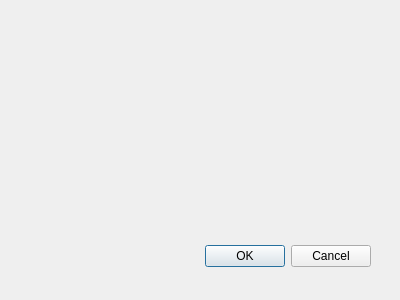
Old version of the form regist_gui.ui in the repository ttttttt73/IoT_Registry2.
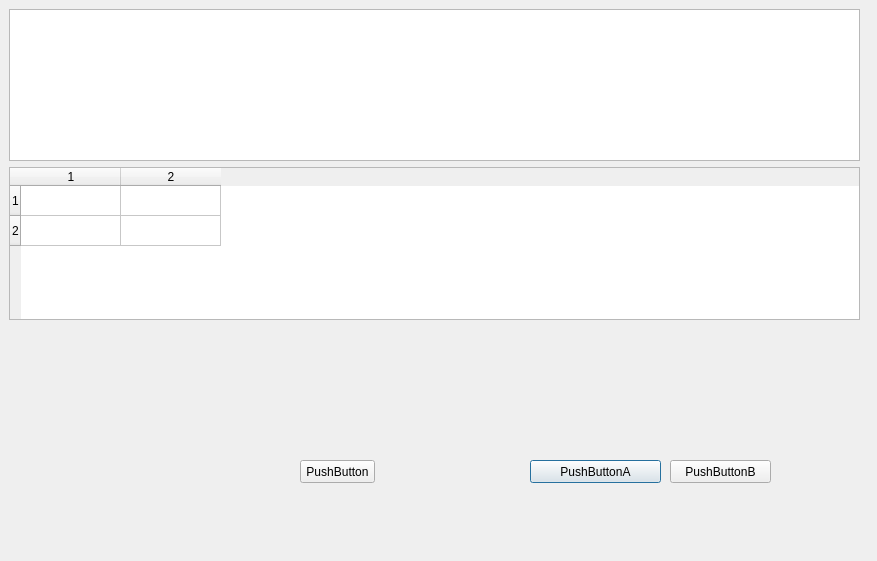
New version of the form.

Patch:
```diff
--- a/regist_gui.ui
+++ b/regist_gui.ui
@@ -6,27 +6,79 @@
    <rect>
     <x>0</x>
     <y>0</y>
-    <width>400</width>
-    <height>300</height>
+    <width>877</width>
+    <height>561</height>
    </rect>
   </property>
   <property name="windowTitle">
    <string>Dialog</string>
   </property>
-  <widget class="QDialogButtonBox" name="buttonBox">
+  <widget class="QWidget" name="verticalLayoutWidget">
    <property name="geometry">
     <rect>
-     <x>30</x>
-     <y>240</y>
-     <width>341</width>
-     <height>32</height>
+     <x>9</x>
+     <y>9</y>
+     <width>851</width>
+     <height>311</height>
     </rect>
    </property>
-   <property name="orientation">
-    <enum>Qt::Horizontal</enum>
+   <layout class="QVBoxLayout" name="verticalLayout">
+    <item>
+     <widget class="QTableView" name="tableView"/>
+    </item>
+    <item>
+     <widget class="QTableWidget" name="tableWidget">
+      <property name="rowCount">
+       <number>2</number>
+      </property>
+      <property name="columnCount">
+       <number>2</number>
+      </property>
+      <row/>
+      <row/>
+      <column/>
+      <column/>
+     </widget>
+    </item>
+   </layout>
+  </widget>
+  <widget class="QPushButton" name="btn_1">
+   <property name="geometry">
+    <rect>
+     <x>530</x>
+     <y>460</y>
+     <width>131</width>
+     <height>23</height>
+    </rect>
    </property>
-   <property name="standardButtons">
-    <set>QDialogButtonBox::Cancel|QDialogButtonBox::Ok</set>
+   <property name="text">
+    <string>PushButtonA</string>
+   </property>
+  </widget>
+  <widget class="QPushButton" name="btn_2">
+   <property name="geometry">
+    <rect>
+     <x>670</x>
+     <y>460</y>
+     <width>101</width>
+     <height>23</height>
+    </rect>
+   </property>
+   <property name="text">
+    <string>PushButtonB</string>
+   </property>
+  </widget>
+  <widget class="QPushButton" name="pushbutton">
+   <property name="geometry">
+    <rect>
+     <x>300</x>
+     <y>460</y>
+     <width>75</width>
+     <height>23</height>
+    </rect>
+   </property>
+   <property name="text">
+    <string>PushButton</string>
    </property>
   </widget>
  </widget>
```
Left out of the diff: 35 changed lines with no effect on the pictures.
